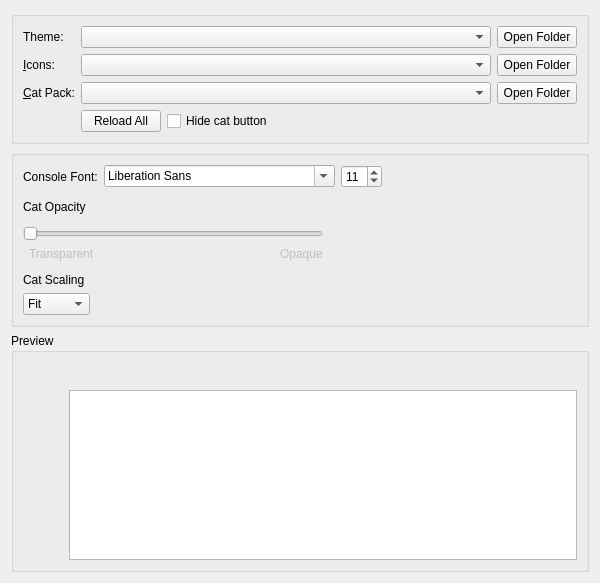
First picture: the form in launcher/ui/widgets/AppearanceWidget.ui, repository Duby67/OldMoneyTatarin, before the edit.
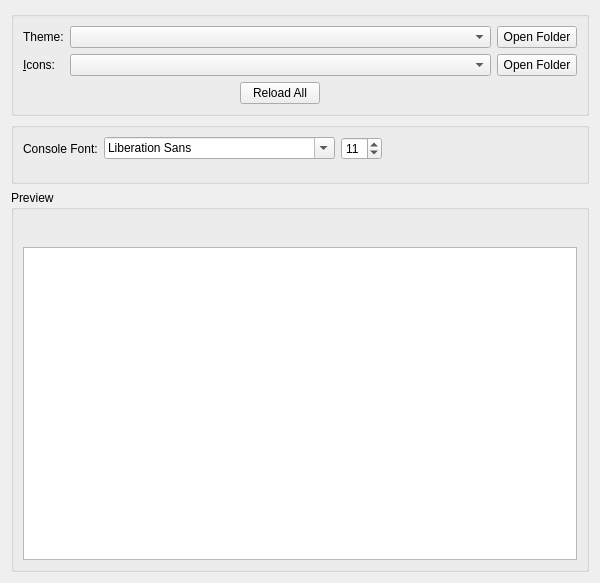
Second picture: the form after the edit. Icons and pictures are not drawn.

Diff of the .ui file:
```diff
--- a/launcher/ui/widgets/AppearanceWidget.ui
+++ b/launcher/ui/widgets/AppearanceWidget.ui
@@ -20,7 +20,7 @@
    <item>
     <widget class="QGroupBox" name="themingBox">
      <property name="title">
-      <string/>
+      <string />
      </property>
      <property name="flat">
       <bool>false</bool>
@@ -39,15 +39,7 @@
          </widget>
         </item>
         <item row="2" column="0">
-         <widget class="QLabel" name="catPackLabel">
-          <property name="text">
-           <string>&amp;Cat Pack:</string>
-          </property>
-          <property name="buddy">
-           <cstring>catPackComboBox</cstring>
-          </property>
-         </widget>
-        </item>
+         </item>
         <item row="0" column="3">
          <widget class="QPushButton" name="widgetStyleFolder">
           <property name="toolTip">
@@ -72,8 +64,7 @@
          </widget>
         </item>
         <item row="2" column="2">
-         <widget class="QComboBox" name="catPackComboBox"/>
-        </item>
+         </item>
         <item row="0" column="2">
          <widget class="QComboBox" name="widgetStyleComboBox">
           <property name="sizePolicy">
@@ -108,15 +99,7 @@
          </widget>
         </item>
         <item row="2" column="3">
-         <widget class="QPushButton" name="catPackFolder">
-          <property name="toolTip">
-           <string>View cat packs folder.</string>
-          </property>
-          <property name="text">
-           <string>Open Folder</string>
-          </property>
-         </widget>
-        </item>
+         </item>
         <item row="4" column="2">
          <layout class="QHBoxLayout" name="horizontalLayout_8">
           <item>
@@ -133,12 +116,7 @@
            </widget>
           </item>
           <item>
-           <widget class="QCheckBox" name="hideCatButtonCheckBox">
-            <property name="text">
-             <string>Hide cat button</string>
-            </property>
-           </widget>
-          </item>
+           </item>
          </layout>
         </item>
        </layout>
@@ -149,7 +127,7 @@
    <item>
     <widget class="QGroupBox" name="settingsBox">
      <property name="title">
-      <string/>
+      <string />
      </property>
      <layout class="QVBoxLayout" name="verticalLayout_5">
       <item>
@@ -162,7 +140,7 @@
          </widget>
         </item>
         <item>
-         <widget class="QFontComboBox" name="consoleFont"/>
+         <widget class="QFontComboBox" name="consoleFont" />
         </item>
         <item>
          <widget class="QSpinBox" name="fontSizeBox">
@@ -215,109 +193,11 @@
        </spacer>
       </item>
       <item>
-       <widget class="QLabel" name="catOpacityLabel">
-        <property name="text">
-         <string>Cat Opacity</string>
-        </property>
-       </widget>
-      </item>
+       </item>
       <item>
-       <widget class="QWidget" name="widget_2" native="true">
-        <property name="maximumSize">
-         <size>
-          <width>300</width>
-          <height>16777215</height>
-         </size>
-        </property>
-        <layout class="QHBoxLayout" name="horizontalLayout_2">
-         <property name="leftMargin">
-          <number>0</number>
-         </property>
-         <property name="topMargin">
-          <number>0</number>
-         </property>
-         <property name="rightMargin">
-          <number>0</number>
-         </property>
-         <property name="bottomMargin">
-          <number>0</number>
-         </property>
-        </layout>
-       </widget>
-      </item>
+       </item>
       <item>
-       <widget class="QWidget" name="widget" native="true">
-        <property name="maximumSize">
-         <size>
-          <width>300</width>
-          <height>16777215</height>
-         </size>
-        </property>
-        <layout class="QGridLayout" name="gridLayout_4">
-         <property name="leftMargin">
-          <number>0</number>
-         </property>
-         <property name="topMargin">
-          <number>0</number>
-         </property>
-         <property name="rightMargin">
-          <number>0</number>
-         </property>
-         <property name="bottomMargin">
-          <number>0</number>
-         </property>
-         <item row="3" column="3">
-          <widget class="QLabel" name="label_5">
-           <property name="enabled">
-            <bool>false</bool>
-           </property>
-           <property name="text">
-            <string>Opaque</string>
-           </property>
-          </widget>
-         </item>
-         <item row="3" column="2">
-          <spacer name="horizontalSpacer_4">
-           <property name="orientation">
-            <enum>Qt::Orientation::Horizontal</enum>
-           </property>
-           <property name="sizeHint" stdset="0">
-            <size>
-             <width>0</width>
-             <height>0</height>
-            </size>
-           </property>
-          </spacer>
-         </item>
-         <item row="3" column="1">
-          <widget class="QLabel" name="label_4">
-           <property name="enabled">
-            <bool>false</bool>
-           </property>
-           <property name="text">
-            <string>Transparent</string>
-           </property>
-          </widget>
-         </item>
-         <item row="2" column="0" colspan="4">
-          <widget class="QSlider" name="catOpacitySlider">
-           <property name="minimumSize">
-            <size>
-             <width>0</width>
-             <height>0</height>
-            </size>
-           </property>
-           <property name="maximum">
-            <number>100</number>
-           </property>
-           <property name="orientation">
-            <enum>Qt::Orientation::Horizontal</enum>
-           </property>
-          </widget>
-         </item>
-        </layout>
-       </widget>
-      </item>
+       </item>
       <item>
        <spacer name="verticalSpacer">
         <property name="orientation">
@@ -335,52 +215,9 @@
        </spacer>
       </item>
       <item>
-       <widget class="QLabel" name="catFitLabel">
-        <property name="sizePolicy">
-         <sizepolicy hsizetype="Maximum" vsizetype="Fixed">
-          <horstretch>0</horstretch>
-          <verstretch>0</verstretch>
-         </sizepolicy>
-        </property>
-        <property name="text">
-         <string>Cat Scaling</string>
-        </property>
-       </widget>
-      </item>
+       </item>
       <item>
-       <widget class="QComboBox" name="catFitComboBox">
-        <property name="sizePolicy">
-         <sizepolicy hsizetype="Maximum" vsizetype="Fixed">
-          <horstretch>0</horstretch>
-          <verstretch>0</verstretch>
-         </sizepolicy>
-        </property>
-        <property name="sizeHint" stdset="0">
-         <size>
-          <width>68</width>
-          <height>22</height>
-         </size>
-        </property>
-        <property name="currentIndex">
-         <number>0</number>
-        </property>
-        <item>
-         <property name="text">
-          <string>Fit</string>
-         </property>
-        </item>
-        <item>
-         <property name="text">
-          <string>Fill</string>
-         </property>
-        </item>
-        <item>
-         <property name="text">
-          <string>Stretch</string>
-         </property>
-        </item>
-       </widget>
-      </item>
+       </item>
      </layout>
     </widget>
    </item>
@@ -393,30 +230,7 @@
       <item>
        <layout class="QHBoxLayout" name="horizontalLayout_3">
         <item>
-         <widget class="QPushButton" name="catPreview">
-          <property name="sizePolicy">
-           <sizepolicy hsizetype="Fixed" vsizetype="Minimum">
-            <horstretch>0</horstretch>
-            <verstretch>0</verstretch>
-           </sizepolicy>
-          </property>
-          <property name="focusPolicy">
-           <enum>Qt::FocusPolicy::NoFocus</enum>
-          </property>
-          <property name="text">
-           <string/>
-          </property>
-          <property name="iconSize">
-           <size>
-            <width>64</width>
-            <height>128</height>
-           </size>
-          </property>
-          <property name="flat">
-           <bool>true</bool>
-          </property>
-         </widget>
-        </item>
+         </item>
         <item>
          <layout class="QVBoxLayout" name="verticalLayout_4">
           <item>
@@ -427,10 +241,10 @@
                <enum>Qt::FocusPolicy::NoFocus</enum>
               </property>
               <property name="text">
-               <string/>
+               <string />
               </property>
               <property name="icon">
-               <iconset theme="new"/>
+               <iconset theme="new" />
               </property>
               <property name="flat">
                <bool>true</bool>
@@ -443,10 +257,10 @@
                <enum>Qt::FocusPolicy::NoFocus</enum>
               </property>
               <property name="text">
-               <string/>
+               <string />
               </property>
               <property name="icon">
-               <iconset theme="centralmods"/>
+               <iconset theme="centralmods" />
               </property>
               <property name="flat">
                <bool>true</bool>
@@ -459,10 +273,10 @@
                <enum>Qt::FocusPolicy::NoFocus</enum>
               </property>
               <property name="text">
-               <string/>
+               <string />
               </property>
               <property name="icon">
-               <iconset theme="viewfolder"/>
+               <iconset theme="viewfolder" />
               </property>
               <property name="flat">
                <bool>true</bool>
@@ -475,10 +289,10 @@
                <enum>Qt::FocusPolicy::NoFocus</enum>
               </property>
               <property name="text">
-               <string/>
+               <string />
               </property>
               <property name="icon">
-               <iconset theme="launch"/>
+               <iconset theme="launch" />
               </property>
               <property name="flat">
                <bool>true</bool>
@@ -491,10 +305,10 @@
                <enum>Qt::FocusPolicy::NoFocus</enum>
               </property>
               <property name="text">
-               <string/>
+               <string />
               </property>
               <property name="icon">
-               <iconset theme="copy"/>
+               <iconset theme="copy" />
               </property>
               <property name="flat">
                <bool>true</bool>
@@ -507,10 +321,10 @@
                <enum>Qt::FocusPolicy::NoFocus</enum>
               </property>
               <property name="text">
-               <string/>
+               <string />
               </property>
               <property name="icon">
-               <iconset theme="export"/>
+               <iconset theme="export" />
               </property>
               <property name="flat">
                <bool>true</bool>
@@ -523,10 +337,10 @@
                <enum>Qt::FocusPolicy::NoFocus</enum>
               </property>
               <property name="text">
-               <string/>
+               <string />
               </property>
               <property name="icon">
-               <iconset theme="delete"/>
+               <iconset theme="delete" />
               </property>
               <property name="flat">
                <bool>true</bool>
@@ -539,10 +353,10 @@
                <enum>Qt::FocusPolicy::NoFocus</enum>
               </property>
               <property name="text">
-               <string/>
+               <string />
               </property>
               <property name="icon">
-               <iconset theme="about"/>
+               <iconset theme="about" />
               </property>
               <property name="flat">
                <bool>true</bool>
@@ -555,10 +369,10 @@
                <enum>Qt::FocusPolicy::NoFocus</enum>
               </property>
               <property name="text">
-               <string/>
+               <string />
               </property>
               <property name="icon">
-               <iconset theme="settings"/>
+               <iconset theme="settings" />
               </property>
               <property name="flat">
                <bool>true</bool>
@@ -571,10 +385,10 @@
                <enum>Qt::FocusPolicy::NoFocus</enum>
               </property>
               <property name="text">
-               <string/>
+               <string />
               </property>
               <property name="icon">
-               <iconset theme="cat"/>
+               <iconset theme="cat" />
               </property>
               <property name="flat">
                <bool>true</bool>
```
Left out of the diff: 9 changed lines with no effect on the pictures.
